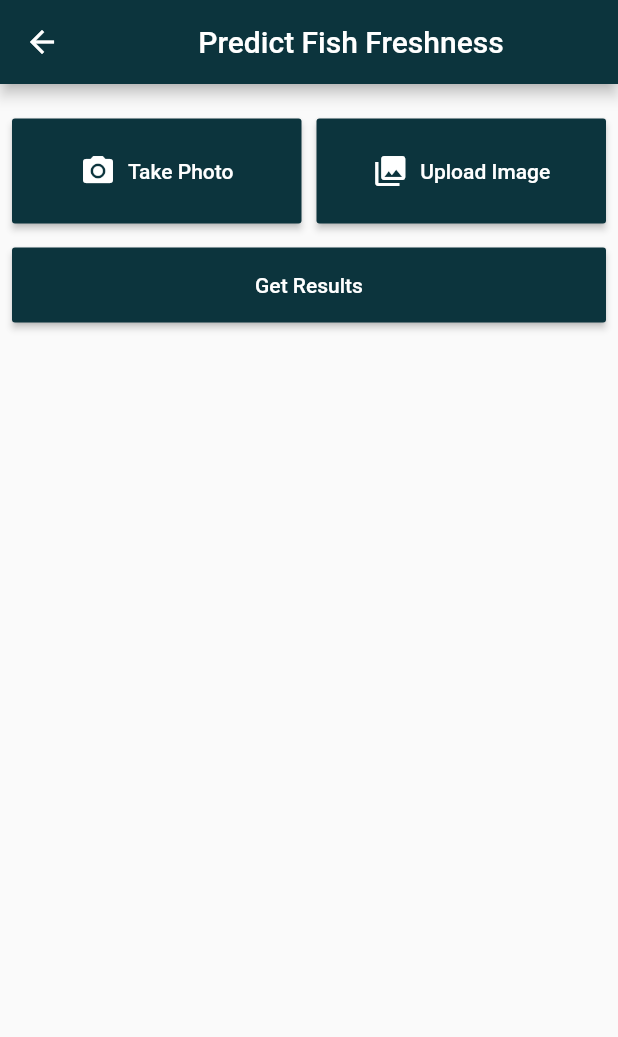
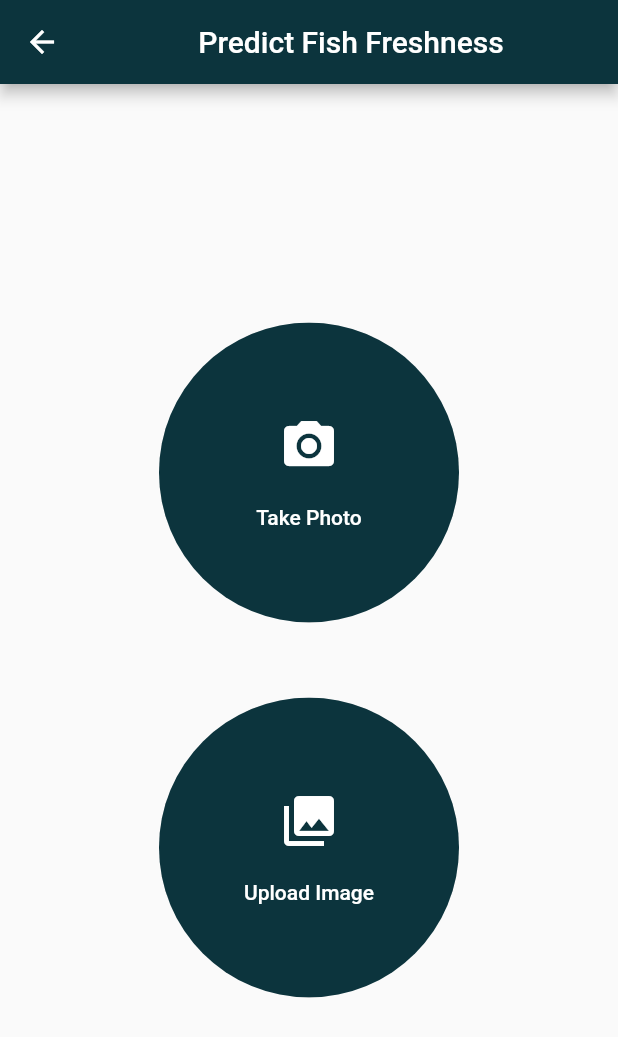
Before and after one commit to KumarAbhinav01/qzense-flutter-app, a Flutter app: the FishPage screen opened directly with empty values, on a phone screen of 412 x 824 dp. Shown: the top 1037 px of the screen. Run offline on Flutter 3.47's test engine with Material 2 defaults, Android fonts, the phone set to English and light mode, and no system bars; our stand-ins replace device_info_plus, equatable, flutter_bloc, font_awesome_flutter, gallery_saver, image_cropper and 3 more; missing offline and left inert: requests; accounts and stored records are empty.

Commit message:
UI Update

```diff
--- a/lib/screens/fishPage.dart
+++ b/lib/screens/fishPage.dart
@@ -42,6 +42,7 @@ class _FishPageState extends State<FishPage> {
   var accessT = '';
   final picker = ImagePicker();
   late bool _showFishResult = false;
+  late bool _showCameraIcons = true;
   bool showLoading = false;
 
   // Results
@@ -65,23 +66,29 @@ class _FishPageState extends State<FishPage> {
 
   Future pickImageFromCamera() async {
     _showFishResult = false;
+    _showCameraIcons = false;
     final pickedFile = await picker.pickImage(source: ImageSource.camera);
     setState(() {
       if (pickedFile != null) {
         _imageFile = XFile(pickedFile.path);
+        getResult();
       } else {
-        // print('No image selected.');
+        _showCameraIcons = true;
+        debugPrint('No image selected.');
       }
     });
   }
 
   Future pickImage() async {
     _showFishResult = false;
+    _showCameraIcons = false;
     final pickedFile = await picker.pickImage(source: ImageSource.gallery);
     setState(() {
       if (pickedFile != null) {
         _imageFile = XFile(pickedFile.path);
+        getResult();
       } else {
+        _showCameraIcons = true;
         if (kDebugMode) {
           print('No image selected.');
         }
@@ -96,9 +103,7 @@ class _FishPageState extends State<FishPage> {
         return AlertDialog(
           title: const Text('Error'),
           content: Text(message),
-          actions: const <Widget>[
-            LogoutButton()
-          ],
+          actions: const <Widget>[LogoutButton()],
         );
       },
     );
@@ -135,7 +140,6 @@ class _FishPageState extends State<FishPage> {
       setState(() {
         showLoading = true;
       });
-
       getAccessToken();
       // Validate required fields
       if (_imageFile == null) {
@@ -216,88 +220,105 @@ class _FishPageState extends State<FishPage> {
         title: const Center(child: Text('Predict Fish Freshness')),
       ),
       body: Column(
+        mainAxisAlignment: MainAxisAlignment.center,
         crossAxisAlignment: CrossAxisAlignment.stretch,
         children: [
-          if (_imageFile != null) ...[
-            Image.file(
+          if (_showFishResult) ...[
+            Expanded(
+              child: SizedBox(
+                width: MediaQuery.of(context).size.width,
+                height: MediaQuery.of(context).size.height / 3,
+                child: Image.file(
                   File(_imageFile!.path),
-              width: 250.0,
-              height: 250.0,
                   fit: BoxFit.cover,
                 ),
+              ),
+            ),
+            // const SizedBox(height: 20.0),
           ],
-          const SizedBox(height: 15.0),
-          Padding(
-            padding: const EdgeInsets.all(8.0),
-            child: Row(
+          if (_showCameraIcons) ...[
+            Row(
+              mainAxisAlignment: MainAxisAlignment.center,
+              crossAxisAlignment: CrossAxisAlignment.center,
+              children: [
+                Column(
                   mainAxisAlignment: MainAxisAlignment.center,
                   children: [
-                Flexible(
-                  flex: 1,
+                    ClipRRect(
+                      borderRadius: BorderRadius.circular(100),
                       child: MaterialButton(
-                    height: 70,
+                        height: 200,
+                        minWidth: 200,
                         color: primaryColor,
                         onPressed: pickImageFromCamera,
                         child: Row(
                           mainAxisAlignment: MainAxisAlignment.center,
+                          children: [
+                            Column(
                               children: const [
-                        Icon(Icons.camera_alt, color: Colors.white),
-                        SizedBox(width: 8),
+                                Icon(
+                                  Icons.camera_alt,
+                                  color: Colors.white,
+                                  size: 40,
+                                ),
+                                SizedBox(height: 20),
                                 Text('Take Photo',
                                     style: TextStyle(color: Colors.white)),
+                              ],
+                            ),
                           ],
                         ),
                       ),
                     ),
                     const SizedBox(
-                  width: 10,
+                      height: 50,
                     ),
-                Flexible(
-                  flex: 1,
+                    ClipRRect(
+                      borderRadius: BorderRadius.circular(100),
                       child: MaterialButton(
-                    height: 70,
+                        height: 200,
+                        minWidth: 200,
                         color: primaryColor,
                         onPressed: pickImage,
                         child: Row(
                           mainAxisAlignment: MainAxisAlignment.center,
+                          children: [
+                            Column(
                               children: const [
-                        Icon(Icons.photo_library, color: Colors.white),
-                        SizedBox(width: 8),
+                                Icon(
+                                  Icons.photo_library,
+                                  color: Colors.white,
+                                  size: 40,
+                                ),
+                                SizedBox(height: 20),
                                 Text('Upload Image',
                                     style: TextStyle(color: Colors.white)),
+                              ],
+                            ),
                           ],
                         ),
                       ),
                     ),
                   ],
                 ),
+              ],
             ),
-          Padding(
-            padding: const EdgeInsets.all(8.0),
-            child: MaterialButton(
-              onPressed: getResult,
-              color: primaryColor,
-              height: 50,
-              child: const Text('Get Results',
-                  style: TextStyle(color: Colors.white)),
-            ),
-          ),
-          const SizedBox(height: 50.0),
+          ],
           if (showLoading) ...[
             // Show the loading indicator
             LodingInd(
               msg: 'Loading...',
               model: widget.mlModel,
             ),
-          ] else
-            if (_showFishResult) ...[
+          ] else if (_showFishResult) ...[
             // Show the result
             Expanded(
               child: Column(
-                  crossAxisAlignment: CrossAxisAlignment.start,
+                crossAxisAlignment: CrossAxisAlignment.center,
+                mainAxisAlignment: MainAxisAlignment.end,
                 children: [
                   Row(
-                      mainAxisAlignment: MainAxisAlignment.spaceAround,
+                    mainAxisAlignment: MainAxisAlignment.spaceEvenly,
                     children: [
                       Text(
                         result,
@@ -309,16 +330,14 @@ class _FishPageState extends State<FishPage> {
                       IndicatorIcon(R: R, G: G, B: B),
                     ],
                   ),
-                    const SizedBox(height: 50.0),
+                  const SizedBox(height: 80.0),
+                  Stack(
+                    clipBehavior: Clip.none,
+                    children: [
                       Container(
+                        height: 150,
                         color: primaryColor,
-                      child: Row(
-                        children: [
-                          Expanded(
-                            child: Container(
-                              height: 120,
-                              padding: const EdgeInsets.symmetric(
-                                  horizontal: 10.0),
+                        padding: const EdgeInsets.symmetric(horizontal: 10.0),
                         alignment: Alignment.center,
                         child: const Text(
                           "*Results are Only Indicative To Aid Consumers",
@@ -329,9 +348,32 @@ class _FishPageState extends State<FishPage> {
                           ),
                         ),
                       ),
+                      Positioned(
+                        left: MediaQuery.of(context).size.width/2.5,
+                        bottom: 0,
+                        top: -140,
+                        child: InkWell(
+                          onTap: pickImageFromCamera,
+                          child: Container(
+                            width: 90.0,
+                            height: 90.0,
+                            decoration: BoxDecoration(
+                              shape: BoxShape.circle,
+                              color: primaryColor,
+                              border: Border.all(
+                                color: Colors.white,
+                                width: 6.0,
+                              ),
+                            ),
+                            child: const Icon(
+                              Icons.camera_alt,
+                              color: Colors.white,
+                              size: 30.0,
+                            ),
+                          ),
+                        ),
                       ),
                     ],
-                      ),
                   ),
                 ],
               ),
--- a/lib/screens/resultPage.dart
+++ b/lib/screens/resultPage.dart
@@ -64,11 +64,6 @@ class ResultsPageState extends State<ResultsPage> {
     Directory(appDir).delete(recursive: true);
     debugPrint('Cache Cleared!');
   }
-  //////////////////////////////
-  ///
-  /// Method For Downloading File From Gallery
-  ///
-  ///
 
   bool isLoadig = false;
 
```
Also changed, not shown: lib/screens/bananaPage.dart (+89 -44 lines), lib/screens/homepage.dart (+15 -12 lines). Lines whose indentation alone changed are shown as unchanged.
